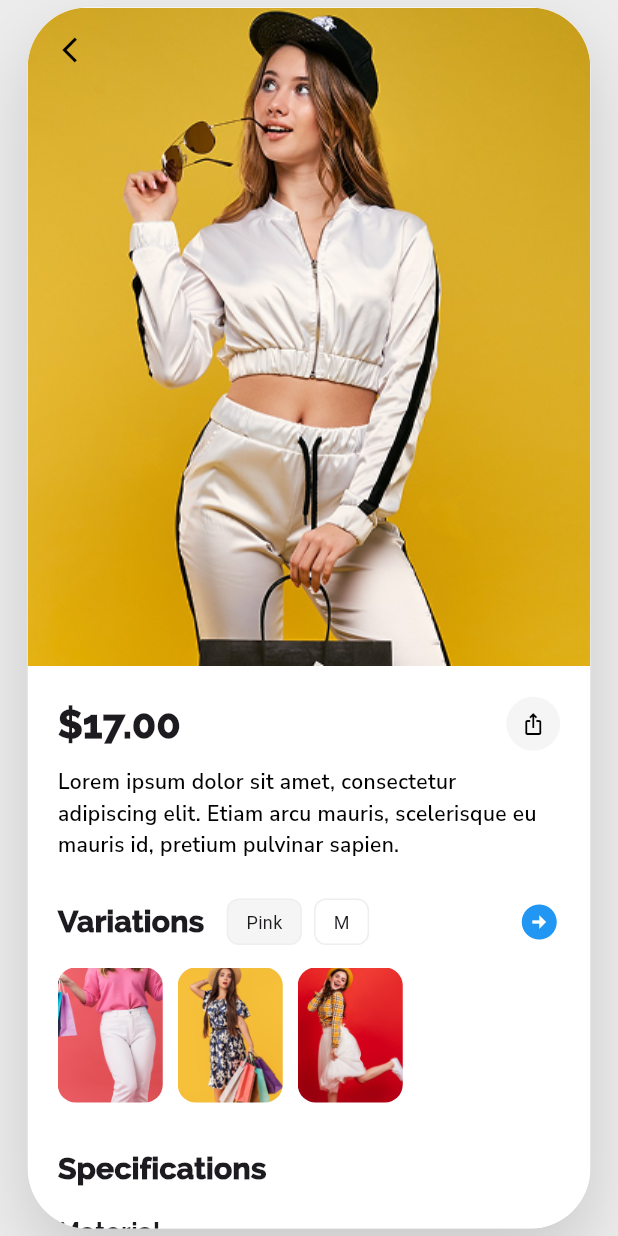
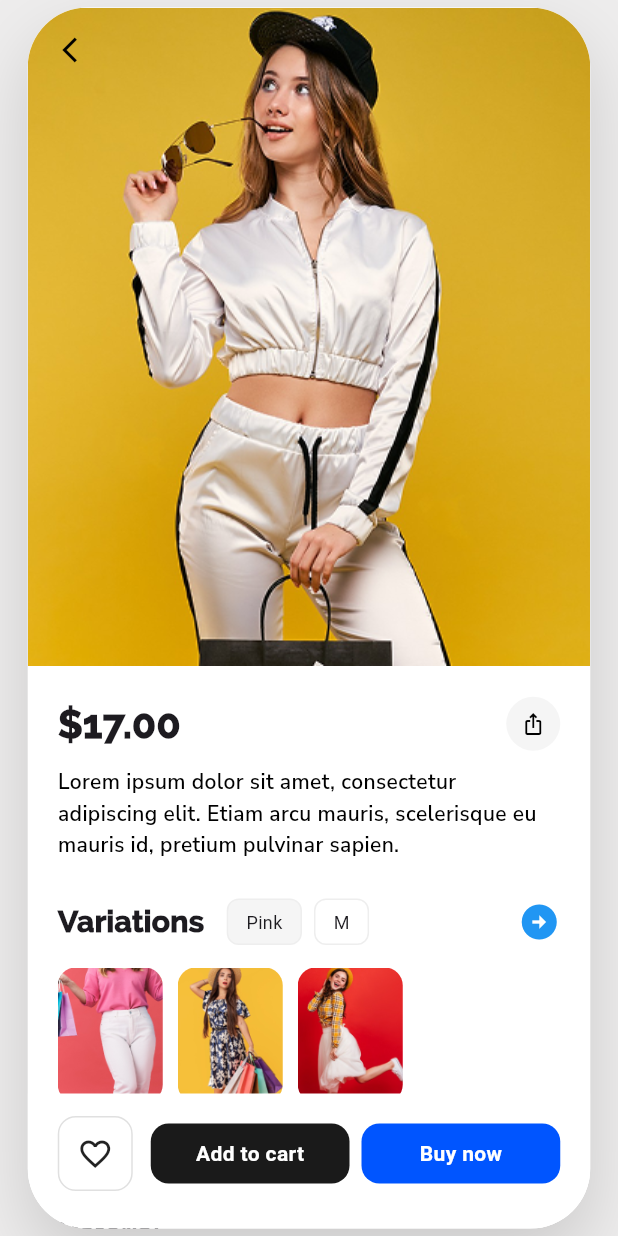
Before and after one commit to daneelsa31/full_product_page, a Flutter app: the screen it shows after launch, on a phone screen of 412 x 824 dp. Run offline on Flutter 3.47's test engine with Material 3 defaults, Android fonts, the phone set to English and light mode, and no system bars.

Commit message:
feat: implement final bottom action bar with add to cart and buy now buttons

```diff
--- a/lib/main.dart
+++ b/lib/main.dart
@@ -92,169 +92,99 @@ class ProductDetailPage extends StatelessWidget {
                       const SizedBox(height: 40),
                       _buildMostPopularSection(),
                       const SizedBox(height: 40),
-                      // --- NEW: You Might Like Section ---
                       _buildYouMightLikeSection(),
-                      const SizedBox(height: 140), // Final space for bottom bar [cite: 20]
+                      const SizedBox(height: 140), // Padding to prevent content being hidden
                     ],
                   ),
                 ),
               ),
             ],
           ),
+          // --- NEW: Fixed Bottom Bar ---
+          Positioned(
+            left: 0,
+            right: 0,
+            bottom: 0,
+            child: _buildBottomActionBar(),
+          ),
         ],
       ),
     );
   }
 
-  // --- REUSABLE HELPERS ---
+  // --- PREVIOUS HELPERS (Condensed for space) ---
   Widget _buildSectionTitle(String title) {
     return Text(title, style: const TextStyle(fontFamily: 'Raleway', fontSize: 20, fontWeight: FontWeight.w900));
   }
-
   Widget _buildTag(String label, {bool isSelected = false, Color? color}) {
-    return Container(
-      padding: const EdgeInsets.symmetric(horizontal: 12, vertical: 6),
-      decoration: BoxDecoration(
-        color: color ?? (isSelected ? Colors.grey[100] : Colors.white),
-        border: Border.all(color: Colors.grey.shade200),
-        borderRadius: BorderRadius.circular(8),
-      ),
-      child: Text(label, style: const TextStyle(fontSize: 12)),
-    );
+    return Container(padding: const EdgeInsets.symmetric(horizontal: 12, vertical: 6), decoration: BoxDecoration(color: color ?? (isSelected ? Colors.grey[100] : Colors.white), border: Border.all(color: Colors.grey.shade200), borderRadius: BorderRadius.circular(8)), child: Text(label, style: const TextStyle(fontSize: 12)));
+  }
+  Widget _buildHeaderSection() {
+    return Row(mainAxisAlignment: MainAxisAlignment.spaceBetween, children: [const Text('\$17.00', style: TextStyle(fontFamily: 'Raleway', fontSize: 26, fontWeight: FontWeight.w900)), CircleAvatar(backgroundColor: Colors.grey[100], radius: 18, child: const Icon(Icons.ios_share, size: 16, color: Colors.black))]);
+  }
+  Widget _buildDescription() {
+    return const Text('Lorem ipsum dolor sit amet, consectetur adipiscing elit. Etiam arcu mauris, scelerisque eu mauris id, pretium pulvinar sapien.', style: TextStyle(fontFamily: 'NunitoSans', fontSize: 14, fontWeight: FontWeight.w600, color: Colors.black, height: 1.5));
+  }
+  Widget _buildThumbnailsRow() {
+    final List<String> variantImages = ['assets/images/V1.png', 'assets/images/V2.png', 'assets/images/V3.png'];
+    return Row(children: variantImages.map((path) => Container(margin: const EdgeInsets.only(right: 10), width: 70, height: 90, decoration: BoxDecoration(borderRadius: BorderRadius.circular(12), image: DecorationImage(image: AssetImage(path), fit: BoxFit.cover)))).toList());
+  }
+  Widget _buildSpecificationsSection() {
+    return Column(crossAxisAlignment: CrossAxisAlignment.start, children: [_buildSectionTitle("Specifications"), const SizedBox(height: 15), const Text("Material", style: TextStyle(fontFamily: 'Raleway', fontSize: 17, fontWeight: FontWeight.w800)), const SizedBox(height: 8), Row(children: [_buildTag("Cotton 95%", color: Color(0xFFFFEBEE)), const SizedBox(width: 8), _buildTag("Nylon 5%", color: Color(0xFFFFEBEE))]), const SizedBox(height: 15), const Text("Origin", style: TextStyle(fontFamily: 'Raleway', fontSize: 17, fontWeight: FontWeight.w800)), const SizedBox(height: 8), _buildTag("EU", color: Color(0xFFE3F2FD)), const SizedBox(height: 20), _buildArrowLink("Size guide")]);
+  }
+  Widget _buildArrowLink(String text, {bool isHeader = false}) {
+    return Row(mainAxisAlignment: MainAxisAlignment.spaceBetween, children: [Text(text, style: TextStyle(fontWeight: FontWeight.bold, fontSize: isHeader ? 18 : 14)), const Icon(Icons.arrow_circle_right, color: Colors.blue, size: 28)]);
+  }
+  Widget _buildDeliverySection() {
+    return Column(crossAxisAlignment: CrossAxisAlignment.start, children: [_buildSectionTitle("Delivery"), const SizedBox(height: 15), _buildDeliveryBox("Standard", "5-7 days", "\$3,00"), const SizedBox(height: 10), _buildDeliveryBox("Express", "1-2 days", "\$12,00")]);
+  }
+  Widget _buildDeliveryBox(String type, String days, String price) {
+    return Container(height: 40, padding: const EdgeInsets.all(4), decoration: BoxDecoration(border: Border.all(color: const Color.fromARGB(255, 113, 185, 245)), borderRadius: BorderRadius.circular(12)), child: Row(children: [Text(type, style: const TextStyle(fontFamily: 'Raleway', fontSize: 16, fontWeight: FontWeight.w700)), const SizedBox(width: 10), _buildTag(days, color: Color(0xFFE3F2FD)), const Spacer(), Text(price, style: const TextStyle(fontWeight: FontWeight.bold))]));
+  }
+  Widget _buildReviewsSection() {
+    return Column(crossAxisAlignment: CrossAxisAlignment.start, children: [_buildSectionTitle("Rating & Reviews"), const SizedBox(height: 15), Row(children: [...List.generate(4, (index) => const Icon(Icons.star, color: Colors.orangeAccent, size: 20)), const Icon(Icons.star_outline, color: Colors.orangeAccent, size: 20), const SizedBox(width: 8), _buildTag("4/5", color: Color(0xFFE3F2FD))]), const SizedBox(height: 20), _buildReviewerCard(), const SizedBox(height: 20), _buildActionBtn("View All Reviews", const Color(0xFF0055FF), isFullWidth: true)]);
+  }
+  Widget _buildReviewerCard() {
+    return Row(crossAxisAlignment: CrossAxisAlignment.start, children: [const CircleAvatar(radius: 24, backgroundColor: Colors.white, child: CircleAvatar(radius: 20, backgroundImage: AssetImage('assets/images/MP2.png'))), const SizedBox(width: 10), Expanded(child: Column(crossAxisAlignment: CrossAxisAlignment.start, children: [const Text("Veronika", style: TextStyle(fontWeight: FontWeight.bold, fontSize: 14)), Row(children: List.generate(5, (index) => const Icon(Icons.star, color: Colors.orangeAccent, size: 14))), const SizedBox(height: 8), const Text("Lorem ipsum dolor sit amet, consectetur adipiscing elit, sed do eiusmod tempor incididunt ut labore et dolore magna aliqua...", style: TextStyle(fontFamily: 'NunitoSans', fontSize: 12, fontWeight: FontWeight.w900))]))]);
+  }
+  Widget _buildMostPopularSection() {
+    final List<Map<String, String>> popularItems = [{'image': 'assets/images/MP1.png', 'likes': '1780', 'tag': 'New'}, {'image': 'assets/images/MP2.png', 'likes': '1780', 'tag': 'Sale'}, {'image': 'assets/images/MP3.png', 'likes': '1780', 'tag': 'Hot'}];
+    return Column(children: [_buildHeaderSectionWithSeeAll(), const SizedBox(height: 15), SingleChildScrollView(scrollDirection: Axis.horizontal, child: Row(children: popularItems.map((item) => _buildSmallProduct(item['image']!, item['likes']!, item['tag']!)).toList()))]);
+  }
+  Widget _buildHeaderSectionWithSeeAll() {
+    return Row(children: [_buildSectionTitle("Most Popular"), const Spacer(), const Text("See All", style: TextStyle(fontSize: 16, color: Colors.black87)), const SizedBox(width: 8), const Icon(Icons.arrow_circle_right, color: Colors.blue, size: 32)]);
+  }
+  Widget _buildSmallProduct(String path, String likes, String tag) {
+    return Container(width: 130, margin: const EdgeInsets.only(right: 12, bottom: 10), padding: const EdgeInsets.all(8), decoration: BoxDecoration(color: Colors.white, borderRadius: BorderRadius.circular(20), boxShadow: [BoxShadow(color: Colors.black.withOpacity(0.05), blurRadius: 10, offset: const Offset(0, 5))]), child: Column(children: [ClipRRect(borderRadius: BorderRadius.circular(15), child: Image.asset(path, height: 130, width: 130, fit: BoxFit.cover)), const SizedBox(height: 10), Row(children: [Text(likes, style: const TextStyle(fontWeight: FontWeight.bold)), const SizedBox(width: 2), const Icon(Icons.favorite, color: Colors.blue, size: 16), const Spacer(), Text(tag, style: const TextStyle(color: Colors.grey, fontSize: 14))])]));
+  }
+  Widget _buildYouMightLikeSection() {
+    return Column(crossAxisAlignment: CrossAxisAlignment.start, children: [_buildSectionTitle("You Might Like"), const SizedBox(height: 20), Wrap(spacing: 15, runSpacing: 20, alignment: WrapAlignment.spaceBetween, children: [_buildGridItem('assets/images/YML1.png', 'Lorem ipsum dolor sit amet consectetur', '\$17.00'), _buildGridItem('assets/images/YML2.png', 'Lorem ipsum dolor sit amet consectetur', '\$17.00'), _buildGridItem('assets/images/YML3.png', 'Lorem ipsum dolor sit amet consectetur', '\$17.00'), _buildGridItem('assets/images/YML4.png', 'Lorem ipsum dolor sit amet consectetur', '\$17.00'), _buildGridItem('assets/images/YML5.png', 'Lorem ipsum dolor sit amet consectetur', '\$17.00'), _buildGridItem('assets/images/YML6.png', 'Lorem ipsum dolor sit amet consectetur', '\$17.00')])]);
+  }
+  Widget _buildGridItem(String path, String title, String price) {
+    return SizedBox(width: 160, child: Column(crossAxisAlignment: CrossAxisAlignment.start, children: [Container(padding: const EdgeInsets.all(5), decoration: BoxDecoration(color: Colors.white, borderRadius: BorderRadius.circular(16), boxShadow: [BoxShadow(color: Colors.black.withOpacity(0.1), blurRadius: 15, offset: const Offset(0, 8))]), child: ClipRRect(borderRadius: BorderRadius.circular(12), child: Image.asset(path, height: 180, width: double.infinity, fit: BoxFit.cover))), const SizedBox(height: 12), Text(title, style: const TextStyle(fontFamily: 'NunitoSans', fontSize: 13, color: Colors.black87, height: 1.3), maxLines: 2, overflow: TextOverflow.ellipsis), const SizedBox(height: 4), Text(price, style: const TextStyle(fontFamily: 'Raleway', fontSize: 16, fontWeight: FontWeight.w900))]));
   }
 
-  Widget _buildHeaderSection() {
-    return Row(
-      mainAxisAlignment: MainAxisAlignment.spaceBetween,
-      children: [
-        const Text('\$17.00', style: TextStyle(fontFamily: 'Raleway', fontSize: 26, fontWeight: FontWeight.w900)),
-        CircleAvatar(backgroundColor: Colors.grey[100], radius: 18, child: const Icon(Icons.ios_share, size: 16, color: Colors.black)),
-      ],
-    );
-  }
-
-  Widget _buildDescription() {
-    return const Text(
-      'Lorem ipsum dolor sit amet, consectetur adipiscing elit. Etiam arcu mauris, scelerisque eu mauris id, pretium pulvinar sapien.',
-      style: TextStyle(fontFamily: 'NunitoSans', fontSize: 14, fontWeight: FontWeight.w600, color: Colors.black, height: 1.5),
-    );
-  }
-
-  Widget _buildThumbnailsRow() {
-    final List<String> variantImages = ['assets/images/V1.png', 'assets/images/V2.png', 'assets/images/V3.png'];
-    return Row(
-      children: variantImages.map((path) => Container(
-        margin: const EdgeInsets.only(right: 10),
-        width: 70, height: 90,
-        decoration: BoxDecoration(
-          borderRadius: BorderRadius.circular(12),
-          image: DecorationImage(image: AssetImage(path), fit: BoxFit.cover),
-        ),
-      )).toList(),
-    );
-  }
-
-  Widget _buildSpecificationsSection() {
-    return Column(
-      crossAxisAlignment: CrossAxisAlignment.start,
-      children: [
-        _buildSectionTitle("Specifications"),
-        const SizedBox(height: 15),
-        const Text("Material", style: TextStyle(fontFamily: 'Raleway', fontSize: 17, fontWeight: FontWeight.w800)),
-        const SizedBox(height: 8),
-        Row(children: [_buildTag("Cotton 95%", color: Color(0xFFFFEBEE)), const SizedBox(width: 8), _buildTag("Nylon 5%", color: Color(0xFFFFEBEE))]),
-        const SizedBox(height: 15),
-        const Text("Origin", style: TextStyle(fontFamily: 'Raleway', fontSize: 17, fontWeight: FontWeight.w800)),
-        const SizedBox(height: 8),
-        _buildTag("EU", color: Color(0xFFE3F2FD)),
-        const SizedBox(height: 20),
-        _buildArrowLink("Size guide"),
-      ],
-    );
-  }
-
-  Widget _buildArrowLink(String text, {bool isHeader = false}) {
-    return Row(
-      mainAxisAlignment: MainAxisAlignment.spaceBetween,
-      children: [
-        Text(text, style: TextStyle(fontWeight: FontWeight.bold, fontSize: isHeader ? 18 : 14)),
-        const Icon(Icons.arrow_circle_right, color: Colors.blue, size: 28),
-      ],
-    );
-  }
-
-  Widget _buildDeliverySection() {
-    return Column(
-      crossAxisAlignment: CrossAxisAlignment.start,
-      children: [
-        _buildSectionTitle("Delivery"),
-        const SizedBox(height: 15),
-        _buildDeliveryBox("Standard", "5-7 days", "\$3,00"),
-        const SizedBox(height: 10),
-        _buildDeliveryBox("Express", "1-2 days", "\$12,00"),
-      ],
-    );
-  }
-
-  Widget _buildDeliveryBox(String type, String days, String price) {
+  // --- NEW: BOTTOM BAR HELPERS ---
+  Widget _buildBottomActionBar() {
     return Container(
-      height: 40, padding: const EdgeInsets.all(4),
-      decoration: BoxDecoration(border: Border.all(color: const Color.fromARGB(255, 113, 185, 245)), borderRadius: BorderRadius.circular(12)),
-      child: Row(children: [
-        Text(type, style: const TextStyle(fontFamily: 'Raleway', fontSize: 16, fontWeight: FontWeight.w700)),
-        const SizedBox(width: 10), _buildTag(days, color: Color(0xFFE3F2FD)),
-        const Spacer(), Text(price, style: const TextStyle(fontWeight: FontWeight.bold)),
-      ]),
-    );
-  }
-
-  Widget _buildReviewsSection() {
-    return Column(
-      crossAxisAlignment: CrossAxisAlignment.start,
-      children: [
-        _buildSectionTitle("Rating & Reviews"),
-        const SizedBox(height: 15),
-        Row(
-          children: [
-            ...List.generate(4, (index) => const Icon(Icons.star, color: Colors.orangeAccent, size: 20)),
-            const Icon(Icons.star_outline, color: Colors.orangeAccent, size: 20),
-            const SizedBox(width: 8),
-            _buildTag("4/5", color: Color(0xFFE3F2FD)),
-          ],
-        ),
-        const SizedBox(height: 20),
-        _buildReviewerCard(),
-        const SizedBox(height: 20),
-        _buildActionBtn("View All Reviews", const Color(0xFF0055FF), isFullWidth: true),
-      ],
-    );
-  }
-
-  Widget _buildReviewerCard() {
-    return Row(
-      crossAxisAlignment: CrossAxisAlignment.start,
-      children: [
-        const CircleAvatar(
-          radius: 24,
-          backgroundColor: Colors.white,
-          child: CircleAvatar(radius: 20, backgroundImage: AssetImage('assets/images/MP2.png')),
-        ),
-        const SizedBox(width: 10),
-        Expanded(
-          child: Column(
-            crossAxisAlignment: CrossAxisAlignment.start,
-            children: [
-              const Text("Veronika", style: TextStyle(fontWeight: FontWeight.bold, fontSize: 14)),
-              Row(children: List.generate(5, (index) => const Icon(Icons.star, color: Colors.orangeAccent, size: 14))),
-              const SizedBox(height: 8),
-              const Text(
-                "Lorem ipsum dolor sit amet, consectetur adipiscing elit, sed do eiusmod tempor incididunt ut labore et dolore magna aliqua...",
-                style: TextStyle(fontFamily: 'NunitoSans', fontSize: 12, fontWeight: FontWeight.w900),
-              ),
-            ],
+      padding: const EdgeInsets.fromLTRB(20, 15, 20, 25),
+      color: Colors.white,
+      child: Row(
+        children: [
+          Container(
+            padding: const EdgeInsets.all(12),
+            decoration: BoxDecoration(
+              border: Border.all(color: Colors.grey.shade300),
+              borderRadius: BorderRadius.circular(12),
+            ),
+            child: const Icon(Icons.favorite_border),
           ),
-        ),
-      ],
+          const SizedBox(width: 12),
+          Expanded(child: _buildActionBtn('Add to cart', const Color(0xFF1A1A1A))),
+          const SizedBox(width: 8),
+          Expanded(child: _buildActionBtn('Buy now', const Color(0xFF0055FF))),
+        ],
+      ),
     );
   }
 
@@ -268,103 +198,4 @@ class ProductDetailPage extends StatelessWidget {
       ),
     );
   }
-
-  Widget _buildHeaderSectionWithSeeAll() {
-    return Row(
-      children: [
-        _buildSectionTitle("Most Popular"),
-        const Spacer(),
-        const Text("See All", style: TextStyle(fontSize: 16, color: Colors.black87)),
-        const SizedBox(width: 8),
-        const Icon(Icons.arrow_circle_right, color: Colors.blue, size: 32),
-      ],
-    );
-  }
-
-  Widget _buildMostPopularSection() {
-    final List<Map<String, String>> popularItems = [
-      {'image': 'assets/images/MP1.png', 'likes': '1780', 'tag': 'New'},
-      {'image': 'assets/images/MP2.png', 'likes': '1780', 'tag': 'Sale'},
-      {'image': 'assets/images/MP3.png', 'likes': '1780', 'tag': 'Hot'},
-    ];
-    return Column(
-      children: [
-        _buildHeaderSectionWithSeeAll(),
-        const SizedBox(height: 15),
-        SingleChildScrollView(
-          scrollDirection: Axis.horizontal,
-          child: Row(
-            children: popularItems.map((item) {
-              return _buildSmallProduct(item['image']!, item['likes']!, item['tag']!);
-            }).toList(),
-          ),
-        ),
-      ],
-    );
-  }
-
-  Widget _buildSmallProduct(String path, String likes, String tag) {
-    return Container(
-      width: 130, margin: const EdgeInsets.only(right: 12, bottom: 10), padding: const EdgeInsets.all(8),
-      decoration: BoxDecoration(
-        color: Colors.white, borderRadius: BorderRadius.circular(20),
-        boxShadow: [BoxShadow(color: Colors.black.withOpacity(0.05), blurRadius: 10, offset: const Offset(0, 5))],
-      ),
-      child: Column(
-        children: [
-          ClipRRect(borderRadius: BorderRadius.circular(15), child: Image.asset(path, height: 130, width: 130, fit: BoxFit.cover)),
-          const SizedBox(height: 10),
-          Row(children: [Text(likes, style: const TextStyle(fontWeight: FontWeight.bold)), const SizedBox(width: 2), const Icon(Icons.favorite, color: Colors.blue, size: 16), const Spacer(), Text(tag, style: const TextStyle(color: Colors.grey, fontSize: 14))]),
-        ],
-      ),
-    );
-  }
-
-  // --- NEW: YOU MIGHT LIKE SECTION HELPERS [cite: 45-47, 67-73] ---
-  Widget _buildYouMightLikeSection() {
-    return Column(
-      crossAxisAlignment: CrossAxisAlignment.start,
-      children: [
-        _buildSectionTitle("You Might Like"),
-        const SizedBox(height: 20),
-        Wrap(
-          spacing: 15, runSpacing: 20, alignment: WrapAlignment.spaceBetween,
-          children: [
-            _buildGridItem('assets/images/YML1.png', 'Lorem ipsum dolor sit amet consectetur', '\$17.00'),
-            _buildGridItem('assets/images/YML2.png', 'Lorem ipsum dolor sit amet consectetur', '\$17.00'),
-            _buildGridItem('assets/images/YML3.png', 'Lorem ipsum dolor sit amet consectetur', '\$17.00'),
-            _buildGridItem('assets/images/YML4.png', 'Lorem ipsum dolor sit amet consectetur', '\$17.00'),
-            _buildGridItem('assets/images/YML5.png', 'Lorem ipsum dolor sit amet consectetur', '\$17.00'),
-            _buildGridItem('assets/images/YML6.png', 'Lorem ipsum dolor sit amet consectetur', '\$17.00'),
-          ],
-        ),
-      ],
-    );
-  }
-
-  Widget _buildGridItem(String path, String title, String price) {
-    return SizedBox(
-      width: 160,
-      child: Column(
-        crossAxisAlignment: CrossAxisAlignment.start,
-        children: [
-          Container(
-            padding: const EdgeInsets.all(5),
-            decoration: BoxDecoration(
-              color: Colors.white, borderRadius: BorderRadius.circular(16),
-              boxShadow: [BoxShadow(color: Colors.black.withOpacity(0.1), blurRadius: 15, offset: const Offset(0, 8))],
-            ),
-            child: ClipRRect(
-              borderRadius: BorderRadius.circular(12),
-              child: Image.asset(path, height: 180, width: double.infinity, fit: BoxFit.cover),
-            ),
-          ),
-          const SizedBox(height: 12),
-          Text(title, style: const TextStyle(fontFamily: 'NunitoSans', fontSize: 13, color: Colors.black87, height: 1.3), maxLines: 2, overflow: TextOverflow.ellipsis),
-          const SizedBox(height: 4),
-          Text(price, style: const TextStyle(fontFamily: 'Raleway', fontSize: 16, fontWeight: FontWeight.w900)),
-        ],
-      ),
-    );
-  }
 }
```
